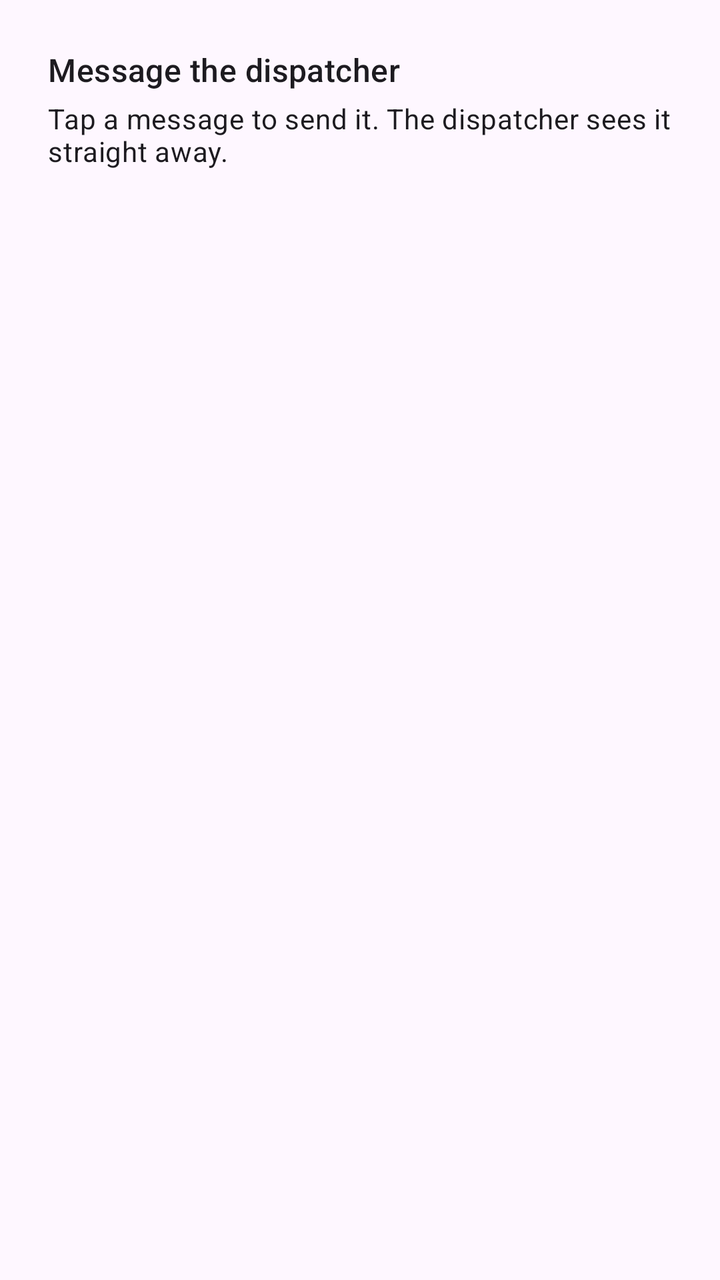
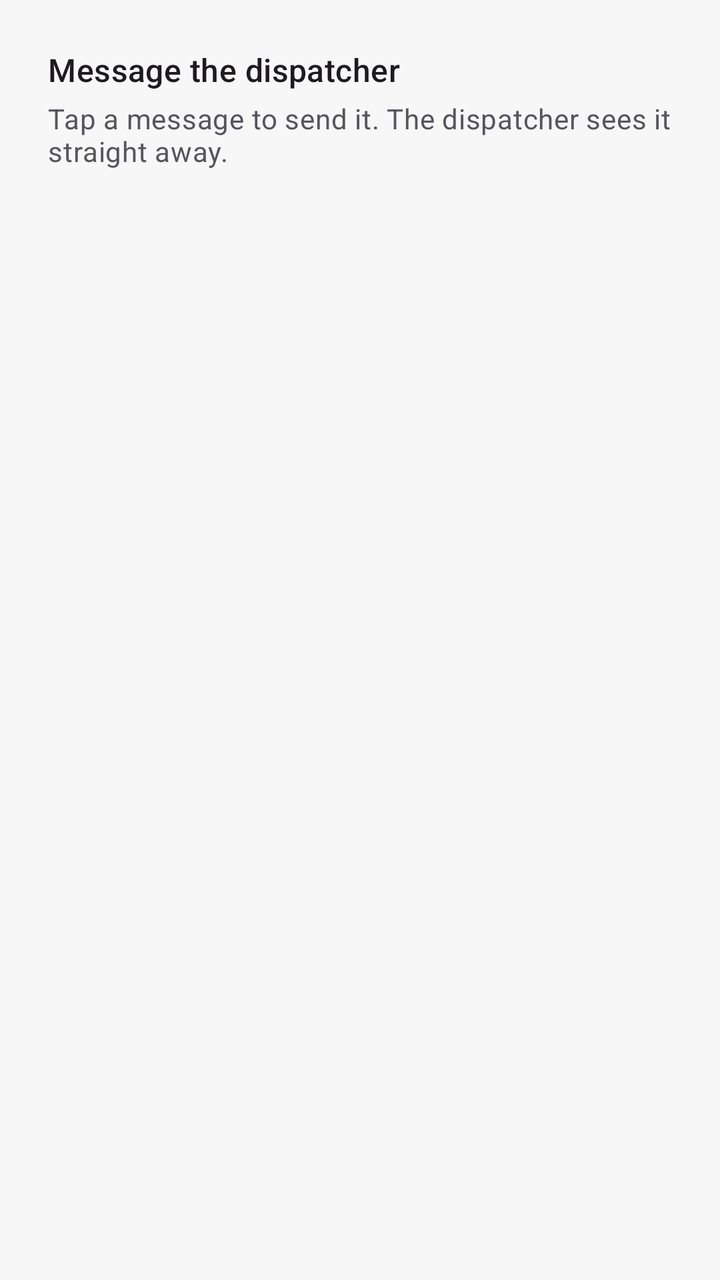

Two renders of the same Android screen: before a commit and after it. Below are the layout's source before the change and the commit's diff.
<!-- AndroidManifest.xml: application theme Theme.ACDOS -->
<!-- res/layout/fragment_crew_message.xml -->
<?xml version="1.0" encoding="utf-8"?>
<ScrollView xmlns:android="http://schemas.android.com/apk/res/android"
    android:layout_width="match_parent"
    android:layout_height="match_parent">

    <LinearLayout
        android:layout_width="match_parent"
        android:layout_height="wrap_content"
        android:orientation="vertical"
        android:padding="24dp">

        <TextView
            android:layout_width="wrap_content"
            android:layout_height="wrap_content"
            android:text="@string/crew_message_title"
            android:textAppearance="?attr/textAppearanceTitleMedium" />

        <TextView
            android:layout_width="wrap_content"
            android:layout_height="wrap_content"
            android:layout_marginTop="4dp"
            android:layout_marginBottom="16dp"
            android:text="@string/crew_message_hint"
            android:textAppearance="?attr/textAppearanceBodyMedium" />

        <LinearLayout
            android:id="@+id/presets"
            android:layout_width="match_parent"
            android:layout_height="wrap_content"
            android:orientation="vertical" />

        <TextView
            android:id="@+id/empty"
            android:layout_width="match_parent"
            android:layout_height="wrap_content"
            android:layout_marginTop="48dp"
            android:gravity="center"
            android:text="@string/crew_message_no_presets"
            android:textAppearance="?attr/textAppearanceBodyLarge"
            android:visibility="gone" />

    </LinearLayout>

</ScrollView>
<!-- resources referenced by this layout -->
<resources>
  <style name="Base.Theme.ACDOS" parent="Theme.Material3.DayNight.NoActionBar">
          
          
      </style>
  <!-- unchanged entries left out for length: 4 -->
</resources>

<!-- the commit's change to res/layout/fragment_crew_message.xml (unified diff, before → after) -->
@@ -21,7 +21,7 @@
             android:layout_marginTop="4dp"
             android:layout_marginBottom="16dp"
             android:text="@string/crew_message_hint"
-            android:textAppearance="?attr/textAppearanceBodyMedium" />
+            android:textAppearance="@style/TextAppearance.ACDOS.Secondary" />
 
         <LinearLayout
             android:id="@+id/presets"
<!-- resource entries referenced after the edit -->
@@ -1,8 +1,258 @@
 <!-- resources referenced by this layout -->
 <resources>
+  <style name="TextAppearance.ACDOS.Secondary" parent="TextAppearance.Material3.BodyMedium">
+          <item name="android:textColor">?attr/colorOnSurfaceVariant</item>
+      </style>
   <style name="Base.Theme.ACDOS" parent="Theme.Material3.DayNight.NoActionBar">
           
-          
+          <item name="colorPrimary">@color/kq_red</item>
+          <item name="colorOnPrimary">@color/on_kq_red</item>
+          <item name="colorPrimaryContainer">@color/role_primary_container</item>
+          <item name="colorOnPrimaryContainer">@color/role_on_primary_container</item>
+          <item name="colorPrimaryInverse">@color/role_primary_inverse</item>
+          <item name="colorPrimaryFixed">@color/fixed_primary_fixed</item>
+          <item name="colorPrimaryFixedDim">@color/fixed_primary_fixed_dim</item>
+          <item name="colorOnPrimaryFixed">@color/fixed_on_primary_fixed</item>
+          <item name="colorOnPrimaryFixedVariant">@color/fixed_on_primary_fixed_variant</item>
+  
+          
+          <item name="colorSecondary">@color/role_secondary</item>
+          <item name="colorOnSecondary">@color/role_on_secondary</item>
+          <item name="colorSecondaryContainer">@color/role_primary_container</item>
+          <item name="colorOnSecondaryContainer">@color/role_on_primary_container</item>
+          <item name="colorSecondaryFixed">@color/fixed_neutral_fixed</item>
+          <item name="colorSecondaryFixedDim">@color/fixed_neutral_fixed_dim</item>
+          <item name="colorOnSecondaryFixed">@color/fixed_on_neutral_fixed</item>
+          <item name="colorOnSecondaryFixedVariant">@color/fixed_on_neutral_fixed_variant</item>
+          <item name="colorTertiary">@color/role_tertiary</item>
+          <item name="colorOnTertiary">@color/role_on_tertiary</item>
+          <item name="colorTertiaryContainer">@color/role_tertiary_container</item>
+          <item name="colorOnTertiaryContainer">@color/role_on_tertiary_container</item>
+          <item name="colorTertiaryFixed">@color/fixed_neutral_fixed</item>
+          <item name="colorTertiaryFixedDim">@color/fixed_neutral_fixed_dim</item>
+          <item name="colorOnTertiaryFixed">@color/fixed_on_neutral_fixed</item>
+          <item name="colorOnTertiaryFixedVariant">@color/fixed_on_neutral_fixed_variant</item>
+  
+          
+          <item name="android:colorBackground">@color/role_background</item>
+          <item name="colorOnBackground">@color/role_on_surface</item>
+          <item name="colorSurface">@color/role_surface</item>
+          <item name="colorSurfaceContainerLowest">@color/role_surface_container_lowest</item>
+          <item name="colorSurfaceContainerLow">@color/role_surface_container_low</item>
+          <item name="colorSurfaceContainer">@color/role_surface_container</item>
+          <item name="colorSurfaceContainerHigh">@color/role_surface_container_high</item>
+          <item name="colorSurfaceContainerHighest">@color/role_surface_container_highest</item>
+          <item name="colorSurfaceVariant">@color/role_surface_variant</item>
+          <item name="colorSurfaceBright">@color/role_surface_bright</item>
+          <item name="colorSurfaceDim">@color/role_surface_dim</item>
+          <item name="colorSurfaceInverse">@color/role_surface_inverse</item>
+          <item name="colorOnSurface">@color/role_on_surface</item>
+          <item name="colorOnSurfaceVariant">@color/role_on_surface_variant</item>
+          <item name="colorOnSurfaceInverse">@color/role_on_surface_inverse</item>
+          <item name="colorOutline">@color/role_outline</item>
+          <item name="colorOutlineVariant">@color/role_outline_variant</item>
+          
+          <item name="elevationOverlayEnabled">false</item>
+  
+          
+          <item name="colorError">@color/role_error</item>
+          <item name="colorOnError">@color/role_on_error</item>
+          <item name="colorErrorContainer">@color/role_error_container</item>
+          <item name="colorOnErrorContainer">@color/role_on_error_container</item>
+          <item name="colorWarningContainer">@color/role_warning_container</item>
+          <item name="colorOnWarningContainer">@color/role_on_warning_container</item>
+          <item name="colorSuccessContainer">@color/role_success_container</item>
+          <item name="colorOnSuccessContainer">@color/role_on_success_container</item>
+  
+          
+          <item name="colorControlActivated">?attr/colorOnPrimaryContainer</item>
+          <item name="android:textColorLink">?attr/colorOnPrimaryContainer</item>
+          <item name="android:textColorLinkInverse">?attr/colorPrimaryInverse</item>
+          <item name="android:textColorHighlight">?attr/colorPrimaryContainer</item>
+  
+          
+          <item name="textAppearanceDisplaySmall">@style/TextAppearance.ACDOS.DisplaySmall</item>
+          <item name="textAppearanceHeadlineMedium">@style/TextAppearance.ACDOS.HeadlineMedium</item>
+          <item name="textAppearanceTitleLarge">@style/TextAppearance.ACDOS.TitleLarge</item>
+          <item name="textAppearanceTitleMedium">@style/TextAppearance.ACDOS.TitleMedium</item>
+          <item name="textAppearanceTitleSmall">@style/TextAppearance.ACDOS.TitleSmall</item>
+          <item name="textAppearanceLabelLarge">@style/TextAppearance.ACDOS.LabelLarge</item>
+          <item name="textAppearanceLabelMedium">@style/TextAppearance.ACDOS.LabelMedium</item>
+  
+          
+          <item name="shapeAppearanceCornerExtraSmall">@style/ShapeAppearance.ACDOS.ExtraSmall</item>
+          <item name="shapeAppearanceCornerSmall">@style/ShapeAppearance.ACDOS.Small</item>
+          <item name="shapeAppearanceCornerMedium">@style/ShapeAppearance.ACDOS.Medium</item>
+          <item name="shapeAppearanceCornerLarge">@style/ShapeAppearance.ACDOS.Large</item>
+          <item name="shapeAppearanceCornerExtraLarge">@style/ShapeAppearance.ACDOS.ExtraLarge</item>
+  
+          
+          <item name="materialButtonStyle">@style/Widget.ACDOS.Button</item>
+          <item name="borderlessButtonStyle">@style/Widget.ACDOS.Button.Text</item>
+          <item name="materialButtonOutlinedStyle">@style/Widget.ACDOS.Button.Outlined</item>
+          <item name="buttonBarButtonStyle">@style/Widget.ACDOS.Button.Dialog</item>
+          <item name="materialAlertDialogTheme">@style/ThemeOverlay.ACDOS.MaterialAlertDialog</item>
+          <item name="textInputOutlinedStyle">@style/Widget.ACDOS.TextInputLayout</item>
+          <item name="materialCardViewOutlinedStyle">@style/Widget.ACDOS.CardView</item>
+          <item name="bottomNavigationStyle">@style/Widget.ACDOS.BottomNavigationView</item>
+          <item name="toolbarStyle">@style/Widget.ACDOS.Toolbar</item>
+          <item name="tabStyle">@style/Widget.ACDOS.TabLayout</item>
+          <item name="android:progressBarStyle">@style/Widget.ACDOS.ProgressBar</item>
+      </style>
+  <color name="kq_red">#E01A22</color>
+  <color name="on_kq_red">#FFFFFF</color>
+  <color name="role_primary_container">#FDE7E9</color>
+  <color name="role_on_primary_container">#7A0012</color>
+  <color name="role_primary_inverse">#FFB3B8</color>
+  <color name="fixed_primary_fixed">#FDE7E9</color>
+  <color name="fixed_primary_fixed_dim">#FFB3B8</color>
+  <color name="fixed_on_primary_fixed">#3F0007</color>
+  <color name="fixed_on_primary_fixed_variant">#7A0012</color>
+  <color name="role_secondary">#55555B</color>
+  <color name="role_on_secondary">#FFFFFF</color>
+  <color name="fixed_neutral_fixed">#E8E8EB</color>
+  <color name="fixed_neutral_fixed_dim">#D0D0D5</color>
+  <color name="fixed_on_neutral_fixed">#1A1A1C</color>
+  <color name="fixed_on_neutral_fixed_variant">#55555B</color>
+  <color name="role_tertiary">#55555B</color>
+  <color name="role_on_tertiary">#FFFFFF</color>
+  <color name="role_tertiary_container">#E8E8EB</color>
+  <color name="role_on_tertiary_container">#1A1A1C</color>
+  <color name="role_background">#F7F7F8</color>
+  <color name="role_on_surface">#1A1A1C</color>
+  <color name="role_surface">#FFFFFF</color>
+  <color name="role_surface_container_lowest">#FFFFFF</color>
+  <color name="role_surface_container_low">#F4F4F5</color>
+  <color name="role_surface_container">#EFEFF1</color>
+  <color name="role_surface_container_high">#E8E8EB</color>
+  <color name="role_surface_container_highest">#E1E1E5</color>
+  <color name="role_surface_variant">#E8E8EB</color>
+  <color name="role_surface_bright">#FFFFFF</color>
+  <color name="role_surface_dim">#DADADE</color>
+  <color name="role_surface_inverse">#2E2E33</color>
+  <color name="role_on_surface_variant">#55555B</color>
+  <color name="role_on_surface_inverse">#F1F1F3</color>
+  <color name="role_outline">#75757C</color>
+  <color name="role_outline_variant">#DEDEE2</color>
+  <color name="role_error">#8C1D18</color>
+  <color name="role_on_error">#FFFFFF</color>
+  <color name="role_error_container">#F9DEDC</color>
+  <color name="role_on_error_container">#8C1D18</color>
+  <color name="role_warning_container">#FCEFC7</color>
+  <color name="role_on_warning_container">#6B4500</color>
+  <color name="role_success_container">#DCF3E3</color>
+  <color name="role_on_success_container">#14532D</color>
+  <style name="TextAppearance.ACDOS.DisplaySmall" parent="TextAppearance.Material3.DisplaySmall">
+          <item name="android:fontFamily">sans-serif-medium</item>
+      </style>
+  <style name="TextAppearance.ACDOS.HeadlineMedium" parent="TextAppearance.Material3.HeadlineMedium">
+          <item name="android:fontFamily">sans-serif-medium</item>
+      </style>
+  <style name="TextAppearance.ACDOS.TitleLarge" parent="TextAppearance.Material3.TitleLarge">
+          <item name="android:fontFamily">sans-serif-medium</item>
+      </style>
+  <style name="TextAppearance.ACDOS.TitleMedium" parent="TextAppearance.Material3.TitleMedium">
+          <item name="android:fontFamily">sans-serif-medium</item>
+      </style>
+  <style name="TextAppearance.ACDOS.TitleSmall" parent="TextAppearance.Material3.TitleSmall">
+          <item name="android:fontFamily">sans-serif-medium</item>
+      </style>
+  <style name="TextAppearance.ACDOS.LabelLarge" parent="TextAppearance.Material3.LabelLarge">
+          <item name="android:fontFamily">sans-serif-medium</item>
+      </style>
+  <style name="TextAppearance.ACDOS.LabelMedium" parent="TextAppearance.Material3.LabelMedium">
+          <item name="android:fontFamily">sans-serif-medium</item>
+      </style>
+  <style name="ShapeAppearance.ACDOS.ExtraSmall" parent="">
+          <item name="cornerFamily">rounded</item>
+          <item name="cornerSize">4dp</item>
+      </style>
+  <style name="ShapeAppearance.ACDOS.Small" parent="">
+          <item name="cornerFamily">rounded</item>
+          <item name="cornerSize">8dp</item>
+      </style>
+  <style name="ShapeAppearance.ACDOS.Medium" parent="">
+          <item name="cornerFamily">rounded</item>
+          <item name="cornerSize">12dp</item>
+      </style>
+  <style name="ShapeAppearance.ACDOS.Large" parent="">
+          <item name="cornerFamily">rounded</item>
+          <item name="cornerSize">16dp</item>
+      </style>
+  <style name="ShapeAppearance.ACDOS.ExtraLarge" parent="">
+          <item name="cornerFamily">rounded</item>
+          <item name="cornerSize">20dp</item>
+      </style>
+  <style name="Widget.ACDOS.Button" parent="Widget.Material3.Button">
+          <item name="shapeAppearance">@style/ShapeAppearance.ACDOS.Button</item>
+      </style>
+  <style name="Widget.ACDOS.Button.Text" parent="Widget.Material3.Button.TextButton">
+          <item name="materialThemeOverlay">@style/ThemeOverlay.ACDOS.Button.Text</item>
+          <item name="shapeAppearance">@style/ShapeAppearance.ACDOS.Button</item>
+      </style>
+  <style name="Widget.ACDOS.Button.Outlined" parent="Widget.Material3.Button.OutlinedButton">
+          <item name="materialThemeOverlay">@style/ThemeOverlay.ACDOS.Button.Outlined</item>
+          <item name="shapeAppearance">@style/ShapeAppearance.ACDOS.Button</item>
+          <item name="strokeColor">@color/button_outline</item>
+      </style>
+  <style name="Widget.ACDOS.Button.Dialog" parent="Widget.Material3.Button.TextButton.Dialog">
+          <item name="materialThemeOverlay">@style/ThemeOverlay.ACDOS.Button.Text</item>
+      </style>
+  <style name="ThemeOverlay.ACDOS.MaterialAlertDialog" parent="ThemeOverlay.Material3.MaterialAlertDialog">
+          <item name="buttonBarPositiveButtonStyle">@style/Widget.ACDOS.Button.Dialog</item>
+          <item name="buttonBarNegativeButtonStyle">@style/Widget.ACDOS.Button.Dialog</item>
+          <item name="buttonBarNeutralButtonStyle">@style/Widget.ACDOS.Button.Dialog</item>
+      </style>
+  <style name="Widget.ACDOS.TextInputLayout" parent="Widget.Material3.TextInputLayout.OutlinedBox">
+          <item name="materialThemeOverlay">@style/ThemeOverlay.ACDOS.TextInputEditText</item>
+          <item name="hintTextColor">@color/text_field_label</item>
+          <item name="android:textColorHint">@color/text_field_label</item>
+          <item name="helperTextTextColor">@color/text_field_label</item>
+          <item name="counterTextColor">@color/text_field_label</item>
+          <item name="placeholderTextColor">@color/text_field_label</item>
+          <item name="prefixTextColor">@color/text_field_label</item>
+          <item name="suffixTextColor">@color/text_field_label</item>
+          <item name="startIconTint">@color/text_field_label</item>
+          <item name="endIconTint">@color/text_field_label</item>
+          <item name="cursorColor">?attr/colorOnPrimaryContainer</item>
+      </style>
+  <style name="Widget.ACDOS.CardView" parent="Widget.Material3.CardView.Outlined">
+          <item name="cardBackgroundColor">?attr/colorSurface</item>
+          <item name="strokeColor">?attr/colorOutlineVariant</item>
+          <item name="strokeWidth">1dp</item>
+      </style>
+  <style name="Widget.ACDOS.BottomNavigationView" parent="Widget.Material3.BottomNavigationView">
+          <item name="backgroundTint">?attr/colorSurface</item>
+          <item name="itemActiveIndicatorStyle">@style/Widget.ACDOS.BottomNavigationView.ActiveIndicator</item>
+          <item name="itemIconTint">@color/nav_icon</item>
+          <item name="itemTextColor">@color/nav_label</item>
+      </style>
+  <style name="Widget.ACDOS.Toolbar" parent="Widget.Material3.Toolbar.Surface">
+          <item name="titleTextAppearance">?attr/textAppearanceTitleLarge</item>
+      </style>
+  <style name="Widget.ACDOS.TabLayout" parent="Widget.Material3.TabLayout">
+          <item name="tabIconTint">@color/nav_label</item>
+          <item name="tabSelectedTextColor">?attr/colorOnPrimaryContainer</item>
+          <item name="tabTextColor">?attr/colorOnSurfaceVariant</item>
+      </style>
+  <style name="Widget.ACDOS.ProgressBar" parent="Widget.AppCompat.ProgressBar">
+          <item name="android:indeterminateTint">?attr/colorPrimary</item>
+      </style>
+  <style name="ShapeAppearance.ACDOS.Button" parent="">
+          <item name="cornerFamily">rounded</item>
+          <item name="cornerSize">10dp</item>
+      </style>
+  <style name="ThemeOverlay.ACDOS.Button.Text" parent="ThemeOverlay.Material3.Button.TextButton">
+          <item name="colorOnContainer">?attr/colorOnPrimaryContainer</item>
+      </style>
+  <style name="ThemeOverlay.ACDOS.Button.Outlined" parent="ThemeOverlay.Material3.Button.TextButton">
+          <item name="colorOnContainer">?attr/colorOnSurface</item>
+      </style>
+  <style name="ThemeOverlay.ACDOS.TextInputEditText" parent="ThemeOverlay.Material3.TextInputEditText.OutlinedBox">
+          <item name="colorControlActivated">?attr/colorOnPrimaryContainer</item>
+      </style>
+  <style name="Widget.ACDOS.BottomNavigationView.ActiveIndicator" parent="Widget.Material3.BottomNavigationView.ActiveIndicator">
+          <item name="android:color">?attr/colorPrimary</item>
       </style>
   <!-- unchanged entries left out for length: 4 -->
 </resources>
